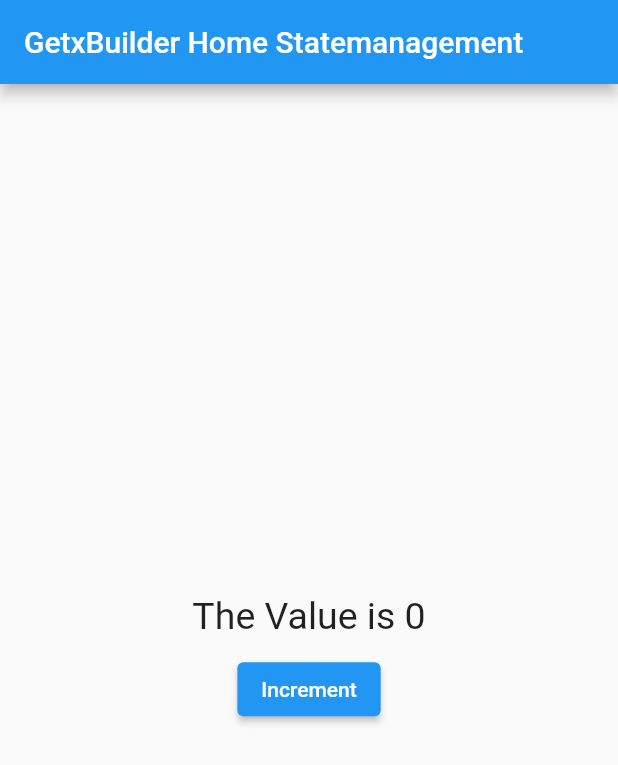
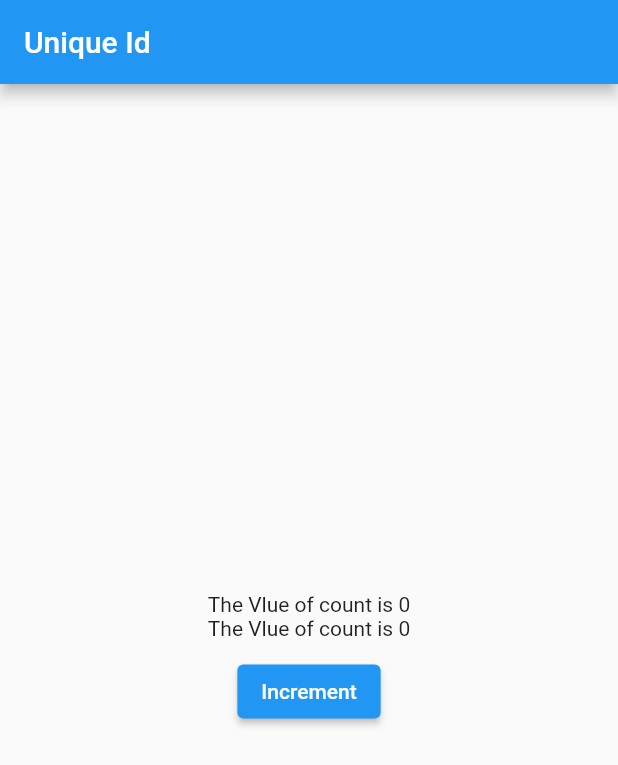
Before and after one commit to Developer-Vijay/StatemanagementGetx, a Flutter app: the screen it shows after launch, on a phone screen of 412 x 824 dp. Shown: the top 765 px of the screen. Run offline on Flutter 3.47's test engine with Material 2 defaults, Android fonts, the phone set to English and light mode, and no system bars; our stand-ins replace get.

Commit message:
Getx builder , unique id , getx controller learned

```diff
--- /dev/null
+++ b/lib/ControllerLifeCycle/home_id_test_bed.dart
@@ -0,0 +1,44 @@
+import 'package:flutter/material.dart';
+import 'package:get/get.dart';
+import 'package:getx_learning/ControllerLifeCycle/my_controller_unique_id.dart';
+
+class HomeIdTestBed extends StatelessWidget {
+  HomeIdTestBed({Key? key}) : super(key: key);
+  // instance of MycontrollerUniqueId
+  MyControllerUniqueId myControllers =
+      Get.put(MyControllerUniqueId());
+  @override
+  Widget build(BuildContext context) {
+    return SafeArea(
+        child: Scaffold(
+      appBar: AppBar(title: const Text("Unique Id")),
+      body: Center(
+          child: Column(
+        mainAxisAlignment: MainAxisAlignment.center,
+        crossAxisAlignment: CrossAxisAlignment.center,
+        children: [
+          GetBuilder<MyControllerUniqueId>(
+            id: 'txtCount',
+            builder: (controller) {
+              return Text("The Vlue of count is ${controller.count}");
+            },
+          ),
+          GetBuilder<MyControllerUniqueId>(
+            builder: (controller) {
+              return Text("The Vlue of count is ${controller.count}");
+            },
+          ),
+          const SizedBox(
+            height: 10,
+          ),
+          ElevatedButton(
+              onPressed: () {
+                // if we press the button only the widget that has id will be updated
+                myControllers.increment();
+              },
+              child: const Text("Increment"))
+        ],
+      )),
+    ));
+  }
+}
--- /dev/null
+++ b/lib/ControllerLifeCycle/my_controller_unique_id.dart
@@ -0,0 +1,11 @@
+import 'package:get/get.dart';
+
+class MyControllerUniqueId extends GetxController {
+  var count = 0;
+
+  void increment() {
+    count++;
+    // Passing the Id
+    update(['txtCount']);
+  }
+}
--- a/lib/main.dart
+++ b/lib/main.dart
@@ -1,12 +1,11 @@
 import 'package:flutter/material.dart';
 import 'package:get/get_navigation/get_navigation.dart';
-import 'package:getx_learning/GetBuilder/builder_home.dart';
+import 'package:getx_learning/ControllerLifeCycle/home_id_test_bed.dart';
+import 'package:getx_learning/ControllerLifeCycle/home_test.dart';
 import 'package:getx_learning/Widgets/dialog_box.dart';
 import 'package:getx_learning/Widgets/snack_bar.dart';
-import 'package:getx_learning/GetxControllerType%20State%20Managemt/home_get_controller_type.dart';
 import 'package:getx_learning/home_screen.dart';
 import 'package:getx_learning/next_screen.dart';
-import 'package:getx_learning/GetxController/testing_of_controller.dart';
 
 void main() {
   runApp(const MyApp());
@@ -36,6 +35,6 @@ class MyApp extends StatelessWidget {
               page: () => NextScreen(),
               transition: Transition.downToUp)
         ],
-        home: BuilderHome());
+        home: HomeIdTestBed());
   }
 }
```
Also changed, not shown: lib/ControllerLifeCycle/home_test.dart (added, +40 -0 lines), lib/ControllerLifeCycle/my_controller_getx_controller.dart (added, +28 -0 lines).
